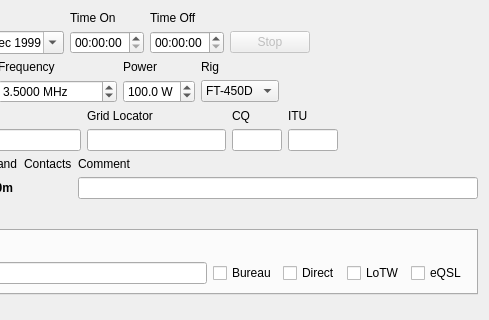
7h0ma5/OpenShack, file widget/newcontactwidget.ui: the form before one commit; both pictures show x 216 to 705 and y 0 to 320 of the 705 by 404 pixel window.
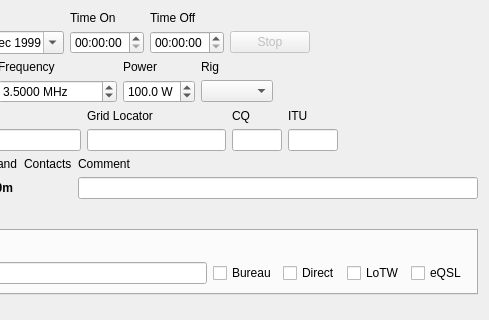
The form after the commit.

```diff
--- a/widget/newcontactwidget.ui
+++ b/widget/newcontactwidget.ui
@@ -340,13 +340,7 @@
         </widget>
        </item>
        <item row="1" column="5">
-        <widget class="QComboBox" name="rigEdit">
-         <item>
-          <property name="text">
-           <string notr="true">FT-450D</string>
-          </property>
-         </item>
-        </widget>
+        <widget class="QComboBox" name="rigEdit"/>
        </item>
        <item row="0" column="5">
         <widget class="QLabel" name="rigLabel">
```
Left out of the diff: 2 changed lines with no effect on the pictures.
